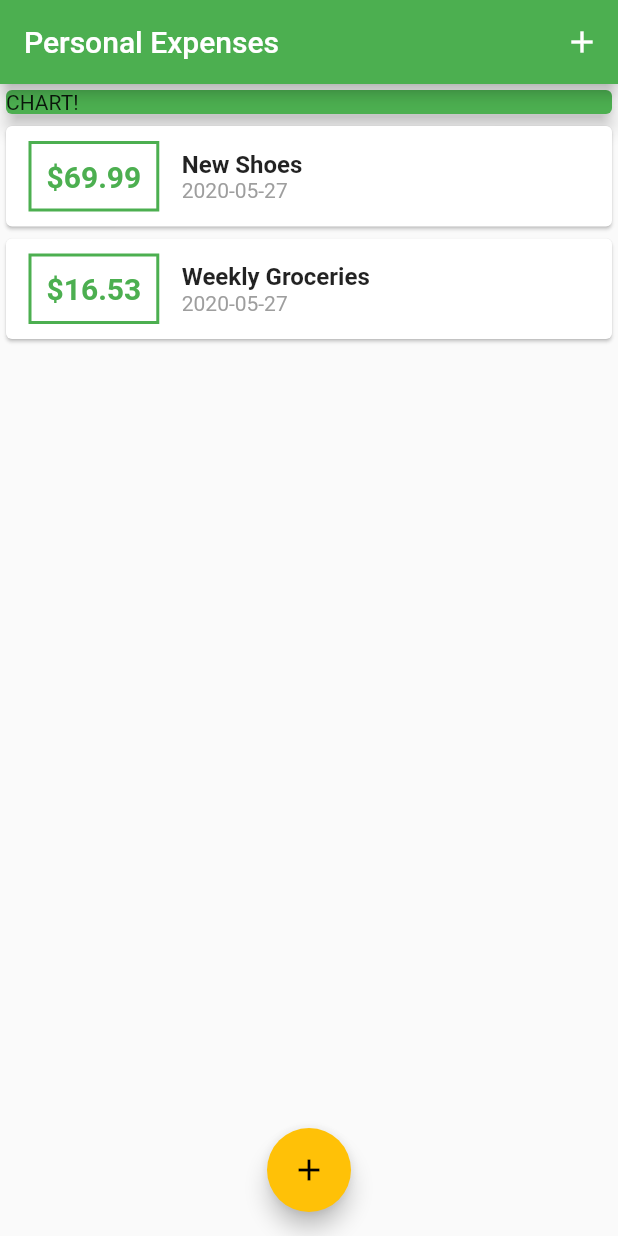
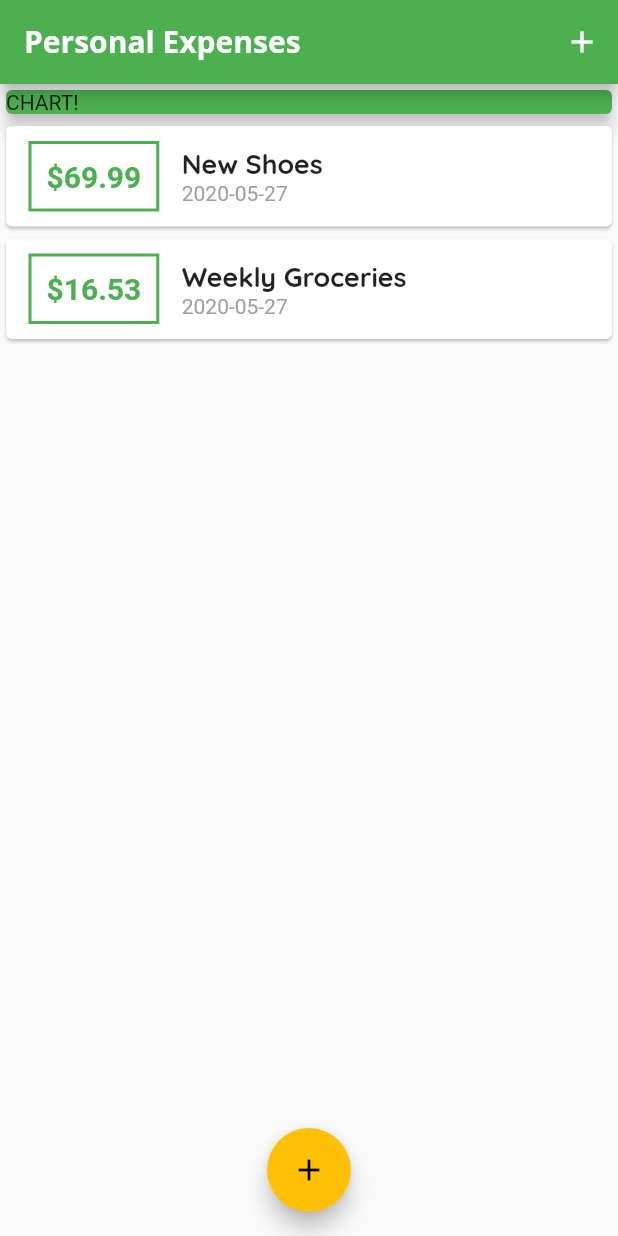
Before and after one commit to alTach/learn_flutter, a Flutter app: the screen it shows after launch, on a phone screen of 412 x 824 dp. Run offline on Flutter 3.47's test engine with Material 2 defaults, Android fonts, the phone set to English and light mode, and no system bars.

Commit message:
add font and work with global theme

```diff
--- a/expenses_app/lib/main.dart
+++ b/expenses_app/lib/main.dart
@@ -14,7 +14,18 @@ class MyApp extends StatelessWidget {
           primarySwatch: Colors.green,
           accentColor: Colors.amber,
           textSelectionColor: Colors.red,
-      ),
+          textTheme: ThemeData.light().textTheme.copyWith(
+          title: TextStyle(
+              fontFamily: 'Quicksand',
+              fontSize: 18,
+              fontWeight: FontWeight.bold)),
+          appBarTheme: AppBarTheme(
+              textTheme: ThemeData.light().textTheme.copyWith(
+                  title: TextStyle(
+                      fontFamily: 'OpenSans',
+                      fontSize: 20,
+                      fontWeight: FontWeight.bold))),
+          fontFamily: 'Quicksand'),
       home: MyHomePage(),
     );
   }
@@ -57,7 +68,9 @@ class _MyHomePageState extends State<MyHomePage> {
   }
 
   void _startAddNewTransaction(BuildContext ctx) {
-    showModalBottomSheet(context: ctx, builder: (bCtx) {
+    showModalBottomSheet(
+        context: ctx,
+        builder: (bCtx) {
           return GestureDetector(
             onTap: () {},
             child: NewTransaction(_addNewTransaction),
@@ -70,10 +83,11 @@ class _MyHomePageState extends State<MyHomePage> {
   Widget build(BuildContext context) {
     return Scaffold(
       appBar: AppBar(
-        backgroundColor: Theme
-            .of(context)
-            .primaryColor,
-        title: Text('Personal Expenses'),
+        backgroundColor: Theme.of(context).primaryColor,
+        title: Text(
+          'Personal Expenses',
+          style: TextStyle(fontFamily: 'OpenSans'),
+        ),
         actions: <Widget>[
           IconButton(
             icon: Icon(Icons.add),
@@ -89,9 +103,7 @@ class _MyHomePageState extends State<MyHomePage> {
             Container(
               width: double.infinity,
               child: Card(
-                color: Theme
-                    .of(context)
-                    .primaryColor,
+                color: Theme.of(context).primaryColor,
                 child: Text('CHART!'),
                 elevation: 5,
               ),
--- a/expenses_app/lib/widgets/transaction_list.dart
+++ b/expenses_app/lib/widgets/transaction_list.dart
@@ -35,8 +35,7 @@ class TransactionList extends StatelessWidget {
                   children: <Widget>[
                     Text(
                       transactions[index].title,
-                      style:
-                      TextStyle(fontSize: 16, fontWeight: FontWeight.bold),
+                      style: Theme.of(context).textTheme.title
                     ),
                     Text(
                       DateFormat('yyyy-MM-dd').format(transactions[index].date),
```
Also changed, not shown: expenses_app/pubspec.yaml (+11 -11 lines), expenses_app/assets/fonts/OpenSans-Bold.ttf (added), expenses_app/assets/fonts/OpenSans-Regular.ttf (added), expenses_app/assets/fonts/Quicksand-Bold.ttf (added), expenses_app/assets/fonts/Quicksand-Light.ttf (added), expenses_app/assets/fonts/Quicksand-Medium.ttf (added), expenses_app/assets/fonts/Quicksand-Regular.ttf (added). Lines whose indentation alone changed are shown as unchanged.
